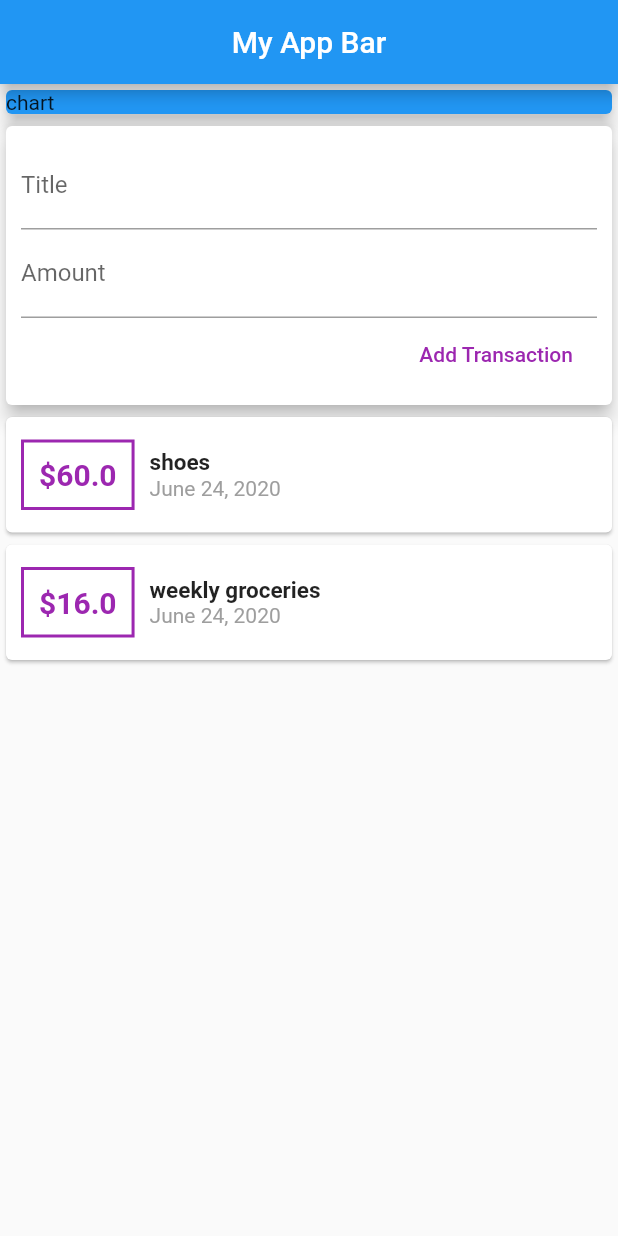
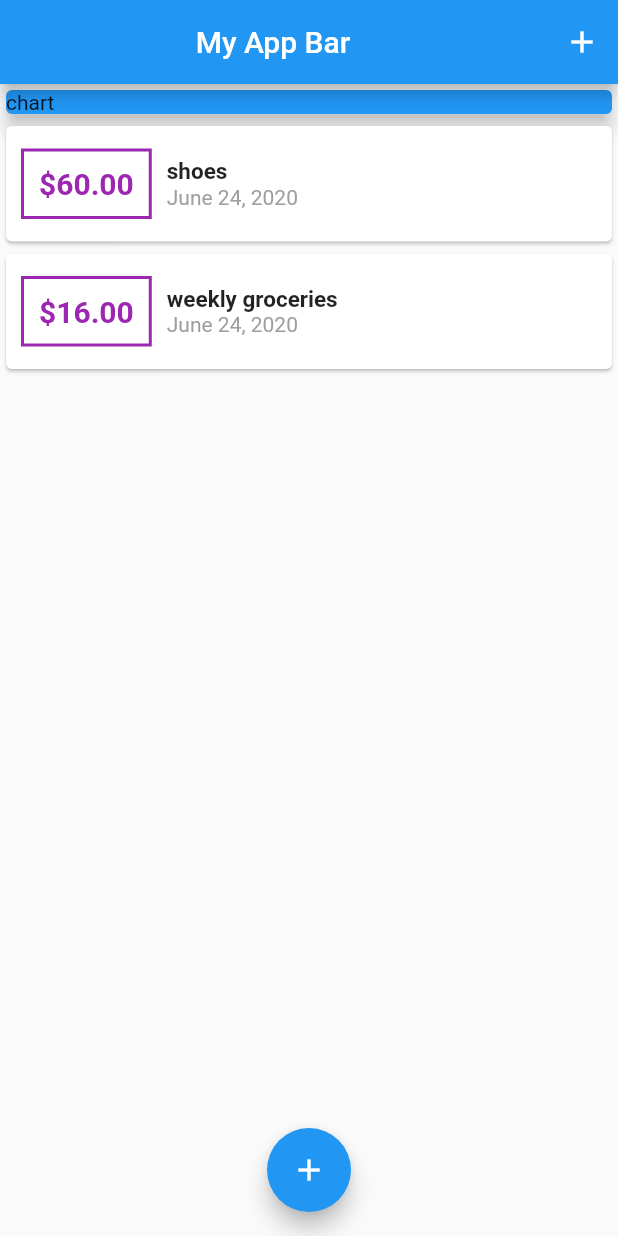
Before and after one commit to ganeshdipdumbare/expense_manager, a Flutter app: the screen it shows after launch, on a phone screen of 412 x 824 dp. Run offline on Flutter 3.47's test engine with Material 2 defaults, Android fonts, the phone set to English and light mode, and no system bars.

Commit message:
:sparkles: add functionality for new transaction

```diff
--- a/lib/main.dart
+++ b/lib/main.dart
@@ -1,5 +1,9 @@
-import './widget/user_transactions.dart';
+import 'package:expense_manager/widget/transaction_list.dart';
 import 'package:flutter/material.dart';
+
+import './model/transaction.dart';
+import './widget/new_transaction.dart';
+import './widget/transaction_list.dart';
 
 void main() {
   runApp(MyApp());
@@ -20,11 +24,55 @@ class MyApp extends StatelessWidget {
   }
 }
 
-class MyHomePage extends StatelessWidget {
+class MyHomePage extends StatefulWidget {
+  @override
+  _MyHomePageState createState() => _MyHomePageState();
+}
+
+class _MyHomePageState extends State<MyHomePage> {
   final titleController = TextEditingController();
   final amountController = TextEditingController();
-  // String titleInput;
-  // String amountInput;
+
+  final List<Transaction> _userTransaction = [
+    Transaction(
+      id: 't1',
+      title: 'shoes',
+      amount: 60.00,
+      date: DateTime.now(),
+    ),
+    Transaction(
+      id: 't2',
+      title: 'weekly groceries',
+      amount: 16.00,
+      date: DateTime.now(),
+    ),
+  ];
+
+  void _addNewTransaction(String title, double amount) {
+    final tx = Transaction(
+      amount: amount,
+      title: title,
+      date: DateTime.now(),
+      id: DateTime.now().toString(),
+    );
+
+    setState(() {
+      _userTransaction.add(tx);
+    });
+  }
+
+  void _startAddNewTransaction(BuildContext ctx) {
+    showModalBottomSheet(
+      context: ctx,
+      builder: (_) {
+        return GestureDetector(
+          onTap: () {},
+          child: NewTransaction(_addNewTransaction),
+          behavior: HitTestBehavior.opaque,
+        );
+      },
+    );
+  }
 
   @override
   Widget build(BuildContext context) {
@@ -35,8 +83,15 @@ class MyHomePage extends StatelessWidget {
             'My App Bar',
           ),
         ),
+        actions: <Widget>[
+          IconButton(
+            icon: Icon(Icons.add),
+            onPressed: () => _startAddNewTransaction(context),
+          )
+        ],
       ),
-      body: Column(
+      body: SingleChildScrollView(
+        child: Column(
           mainAxisAlignment: MainAxisAlignment.start,
           crossAxisAlignment: CrossAxisAlignment.stretch,
           children: <Widget>[
@@ -48,8 +103,14 @@ class MyHomePage extends StatelessWidget {
                 elevation: 5,
               ),
             ),
-          UserTransactions(),
+            TransactionList(_userTransaction),
           ],
+        ),
+      ),
+      floatingActionButtonLocation: FloatingActionButtonLocation.centerFloat,
+      floatingActionButton: FloatingActionButton(
+        child: Icon(Icons.add),
+        onPressed: () => _startAddNewTransaction(context),
       ),
     );
   }
--- a/lib/widget/transaction_list.dart
+++ b/lib/widget/transaction_list.dart
@@ -10,9 +10,10 @@ class TransactionList extends StatelessWidget {
 
   @override
   Widget build(BuildContext context) {
-    return Column(
-      children: transactions.map(
-        (tx) {
+    return Container(
+      height: 300,
+      child: ListView.builder(
+        itemBuilder: (ctx, index) {
           return Card(
             child: Row(
               children: <Widget>[
@@ -28,7 +29,7 @@ class TransactionList extends StatelessWidget {
                     ),
                   ),
                   child: Text(
-                    '\$${tx.amount}',
+                    '\$${transactions[index].amount.toStringAsFixed(2)}',
                     style: TextStyle(
                       fontWeight: FontWeight.bold,
                       fontSize: 20,
@@ -41,14 +42,14 @@ class TransactionList extends StatelessWidget {
                   crossAxisAlignment: CrossAxisAlignment.start,
                   children: <Widget>[
                     Text(
-                      tx.title,
+                      transactions[index].title,
                       style: TextStyle(
                         fontSize: 15,
                         fontWeight: FontWeight.bold,
                       ),
                     ),
                     Text(
-                      DateFormat.yMMMMd().format(tx.date),
+                      DateFormat.yMMMMd().format(transactions[index].date),
                       style: TextStyle(
                         color: Colors.grey,
                       ),
@@ -59,7 +60,8 @@ class TransactionList extends StatelessWidget {
             ),
           );
         },
-      ).toList(),
+        itemCount: transactions.length,
+      ),
     );
   }
 }
--- a/lib/widget/user_transactions.dart
+++ /dev/null
@@ -1,50 +0,0 @@
-import 'package:flutter/material.dart';
-
-import '../model/transaction.dart';
-import './new_transaction.dart';
-import './transaction_list.dart';
-
-class UserTransactions extends StatefulWidget {
-  @override
-  _UserTransactionsState createState() => _UserTransactionsState();
-}
-
-class _UserTransactionsState extends State<UserTransactions> {
-  final List<Transaction> _userTransaction = [
-    Transaction(
-      id: 't1',
-      title: 'shoes',
-      amount: 60.00,
-      date: DateTime.now(),
-    ),
-    Transaction(
-      id: 't2',
-      title: 'weekly groceries',
-      amount: 16.00,
-      date: DateTime.now(),
-    ),
-  ];
-
-  void _addNewTransaction(String title, double amount) {
-    final tx = Transaction(
-      amount: amount,
-      title: title,
-      date: DateTime.now(),
-      id: DateTime.now().toString(),
-    );
-
-    setState(() {
-      _userTransaction.add(tx);
-    });
-  }
-
-  @override
-  Widget build(BuildContext context) {
-    return Column(
-      children: <Widget>[
-        NewTransaction(),
-        TransactionList(_userTransaction),
-      ],
-    );
-  }
-}
```
Also changed, not shown: lib/widget/new_transaction.dart (+30 -5 lines). Lines whose indentation alone changed are shown as unchanged.
